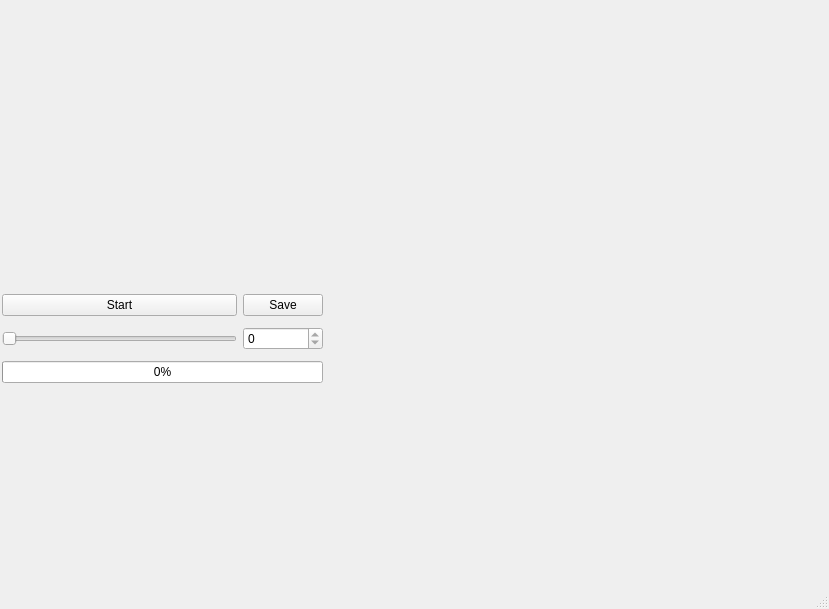
First picture: the form in sc_plot.ui, repository vitaliibalakin/streak_camera, before the edit.
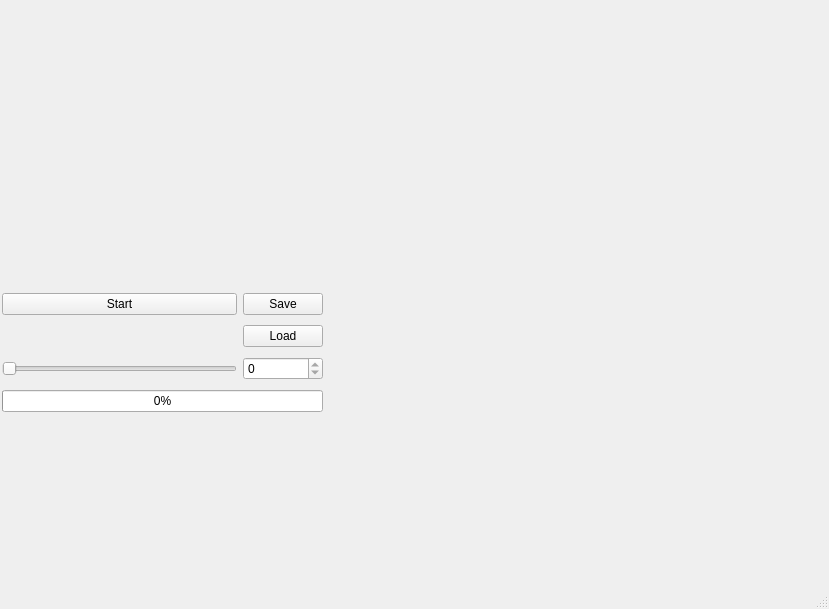
Second picture: the form after the edit.

```diff
--- a/sc_plot.ui
+++ b/sc_plot.ui
@@ -40,7 +40,7 @@
       <x>2</x>
       <y>289</y>
       <width>321</width>
-      <height>101</height>
+      <height>127</height>
      </rect>
     </property>
     <layout class="QGridLayout" name="gridLayout">
@@ -51,7 +51,7 @@
        </property>
       </widget>
      </item>
-     <item row="1" column="1">
+     <item row="2" column="1">
       <widget class="QSpinBox" name="spin_sample">
        <property name="enabled">
         <bool>true</bool>
@@ -71,7 +71,7 @@
        </property>
       </widget>
      </item>
-     <item row="1" column="0">
+     <item row="2" column="0">
       <widget class="QSlider" name="slider_sample">
        <property name="maximum">
         <number>0</number>
@@ -81,13 +81,33 @@
        </property>
       </widget>
      </item>
-     <item row="2" column="0" colspan="2">
+     <item row="3" column="0" colspan="2">
       <widget class="QProgressBar" name="progress_bar">
        <property name="value">
         <number>0</number>
        </property>
       </widget>
      </item>
+     <item row="1" column="1">
+      <widget class="QPushButton" name="btn_load">
+       <property name="text">
+        <string>Load</string>
+       </property>
+      </widget>
+     </item>
+     <item row="1" column="0">
+      <spacer name="horizontalSpacer">
+       <property name="orientation">
+        <enum>Qt::Horizontal</enum>
+       </property>
+       <property name="sizeHint" stdset="0">
+        <size>
+         <width>40</width>
+         <height>20</height>
+        </size>
+       </property>
+      </spacer>
+     </item>
     </layout>
    </widget>
   </widget>
```
